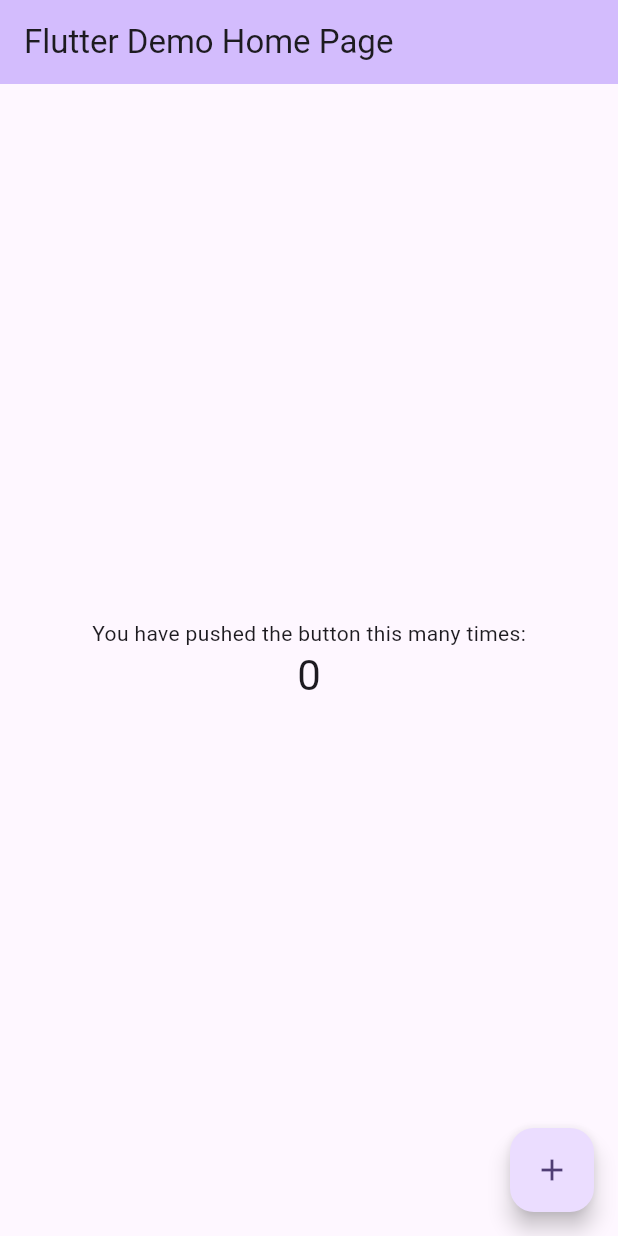
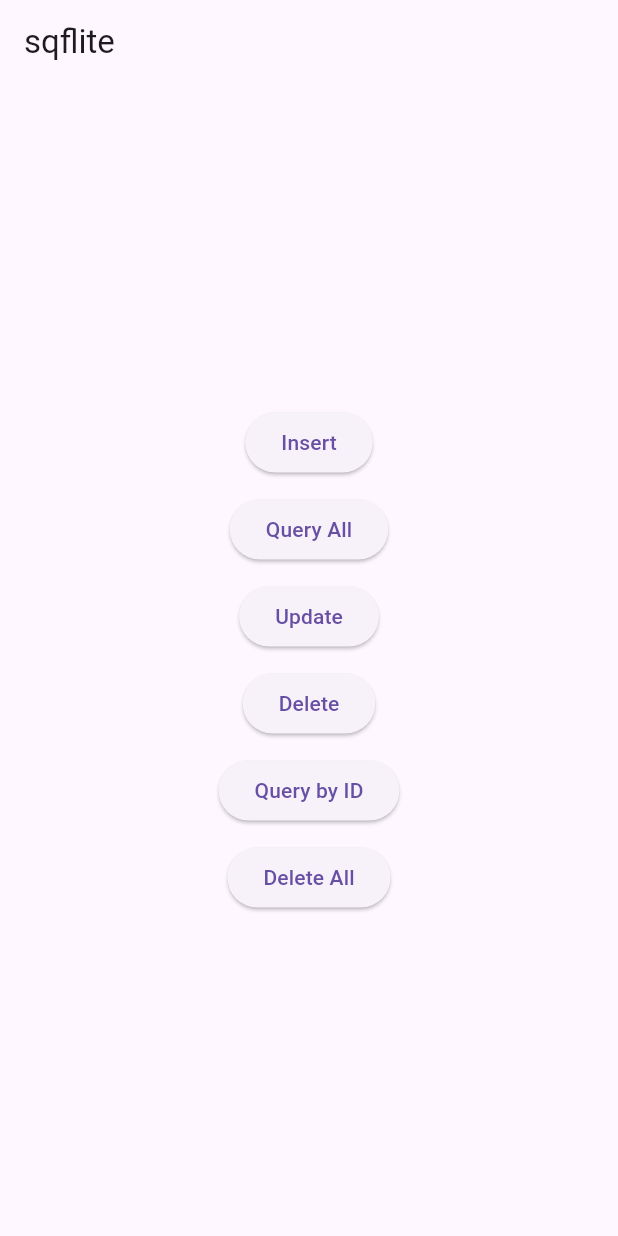
Before and after one commit to mcarney7/activity9, a Flutter app: the screen it shows after launch, on a phone screen of 412 x 824 dp. Run offline on Flutter 3.47's test engine with Material 3 defaults, Android fonts, the phone set to English and light mode, and no system bars; our stand-ins replace sqflite; accounts and stored records are empty.

Commit message:
Downloaded the sqflite, path_provider, and path packages.

```diff
--- /dev/null
+++ b/lib/database_helper.dart
@@ -0,0 +1,120 @@
+import 'package:flutter/foundation.dart' show kIsWeb;
+import 'package:path/path.dart';
+import 'package:sqflite/sqflite.dart';
+import 'package:path_provider/path_provider.dart';
+
+class DatabaseHelper {
+  // Database configuration constants
+  static const _databaseName = "MyDatabase.db";
+  static const _databaseVersion = 1;
+
+  // Table and column names
+  static const table = 'my_table';
+  static const columnId = '_id';
+  static const columnName = 'name';
+  static const columnAge = 'age';
+
+  late Database _db;
+
+  // Initialize the database, conditional for non-web platforms
+  Future<void> init() async {
+    if (!kIsWeb) {
+      // Get the documents directory for storing the database file
+      final documentsDirectory = await getApplicationDocumentsDirectory();
+      final path = join(documentsDirectory.path, _databaseName);
+
+      // Open the database, creating it if it doesn't exist
+      _db = await openDatabase(
+        path,
+        version: _databaseVersion,
+        onCreate: _onCreate,
+      );
+    } else {
+      // Throw an error if this code is run on the web platform
+      throw UnsupportedError("Local database storage is not supported on the web platform.");
+    }
+  }
+
+  // SQL code to create the database table
+  Future<void> _onCreate(Database db, int version) async {
+    await db.execute('''
+          CREATE TABLE $table (
+            $columnId INTEGER PRIMARY KEY,
+            $columnName TEXT NOT NULL,
+            $columnAge INTEGER NOT NULL
+          )
+          ''');
+  }
+
+  // Insert a row into the database
+  Future<int> insert(Map<String, dynamic> row) async {
+    if (!kIsWeb) {
+      return await _db.insert(table, row);
+    }
+    throw UnsupportedError("Insert operation is not supported on the web.");
+  }
+
+  // Query all rows from the database
+  Future<List<Map<String, dynamic>>> queryAllRows() async {
+    if (!kIsWeb) {
+      return await _db.query(table);
+    }
+    throw UnsupportedError("Query operation is not supported on the web.");
+  }
+
+  // Get the row count in the database
+  Future<int> queryRowCount() async {
+    if (!kIsWeb) {
+      final results = await _db.rawQuery('SELECT COUNT(*) FROM $table');
+      return Sqflite.firstIntValue(results) ?? 0;
+    }
+    throw UnsupportedError("Row count query is not supported on the web.");
+  }
+
+  // Update a specific row in the database
+  Future<int> update(Map<String, dynamic> row) async {
+    if (!kIsWeb) {
+      int id = row[columnId];
+      return await _db.update(
+        table,
+        row,
+        where: '$columnId = ?',
+        whereArgs: [id],
+      );
+    }
+    throw UnsupportedError("Update operation is not supported on the web.");
+  }
+
+  // Delete a specific row from the database
+  Future<int> delete(int id) async {
+    if (!kIsWeb) {
+      return await _db.delete(
+        table,
+        where: '$columnId = ?',
+        whereArgs: [id],
+      );
+    }
+    throw UnsupportedError("Delete operation is not supported on the web.");
+  }
+
+  // Query a single row by ID
+  Future<Map<String, dynamic>?> queryById(int id) async {
+    if (!kIsWeb) {
+      final result = await _db.query(
+        table,
+        where: '$columnId = ?',
+        whereArgs: [id],
+      );
+      return result.isNotEmpty ? result.first : null;
+    }
+    throw UnsupportedError("Query by ID operation is not supported on the web.");
+  }
+
+  // Delete all records from the database
+  Future<int> deleteAll() async {
+    if (!kIsWeb) {
+      return await _db.delete(table);
+    }
+    throw UnsupportedError("Delete all operation is not supported on the web.");
+  }
+}
--- a/lib/main.dart
+++ b/lib/main.dart
@@ -1,125 +1,129 @@
 import 'package:flutter/material.dart';
+import 'database_helper.dart';
 
-void main() {
+// Initialize the database helper
+final dbHelper = DatabaseHelper();
+
+Future<void> main() async {
+  WidgetsFlutterBinding.ensureInitialized();
+  await dbHelper.init();
   runApp(const MyApp());
 }
 
 class MyApp extends StatelessWidget {
   const MyApp({super.key});
 
-  // This widget is the root of your application.
   @override
   Widget build(BuildContext context) {
     return MaterialApp(
-      title: 'Flutter Demo',
+      title: 'SQFlite Demo',
       theme: ThemeData(
-        // This is the theme of your application.
-        //
-        // TRY THIS: Try running your application with "flutter run". You'll see
-        // the application has a purple toolbar. Then, without quitting the app,
-        // try changing the seedColor in the colorScheme below to Colors.green
-        // and then invoke "hot reload" (save your changes or press the "hot
-        // reload" button in a Flutter-supported IDE, or press "r" if you used
-        // the command line to start the app).
-        //
-        // Notice that the counter didn't reset back to zero; the application
-        // state is not lost during the reload. To reset the state, use hot
-        // restart instead.
-        //
-        // This works for code too, not just values: Most code changes can be
-        // tested with just a hot reload.
-        colorScheme: ColorScheme.fromSeed(seedColor: Colors.deepPurple),
-        useMaterial3: true,
+        primarySwatch: Colors.blue,
       ),
-      home: const MyHomePage(title: 'Flutter Demo Home Page'),
+      home: const MyHomePage(),
     );
   }
 }
 
-class MyHomePage extends StatefulWidget {
-  const MyHomePage({super.key, required this.title});
+class MyHomePage extends StatelessWidget {
+  const MyHomePage({super.key});
 
-  // This widget is the home page of your application. It is stateful, meaning
-  // that it has a State object (defined below) that contains fields that affect
-  // how it looks.
-
-  // This class is the configuration for the state. It holds the values (in this
-  // case the title) provided by the parent (in this case the App widget) and
-  // used by the build method of the State. Fields in a Widget subclass are
-  // always marked "final".
-
-  final String title;
-
-  @override
-  State<MyHomePage> createState() => _MyHomePageState();
-}
-
-class _MyHomePageState extends State<MyHomePage> {
-  int _counter = 0;
-
-  void _incrementCounter() {
-    setState(() {
-      // This call to setState tells the Flutter framework that something has
-      // changed in this State, which causes it to rerun the build method below
-      // so that the display can reflect the updated values. If we changed
-      // _counter without calling setState(), then the build method would not be
-      // called again, and so nothing would appear to happen.
-      _counter++;
-    });
-  }
-
+  // Main UI layout
   @override
   Widget build(BuildContext context) {
-    // This method is rerun every time setState is called, for instance as done
-    // by the _incrementCounter method above.
-    //
-    // The Flutter framework has been optimized to make rerunning build methods
-    // fast, so that you can just rebuild anything that needs updating rather
-    // than having to individually change instances of widgets.
     return Scaffold(
       appBar: AppBar(
-        // TRY THIS: Try changing the color here to a specific color (to
-        // Colors.amber, perhaps?) and trigger a hot reload to see the AppBar
-        // change color while the other colors stay the same.
-        backgroundColor: Theme.of(context).colorScheme.inversePrimary,
-        // Here we take the value from the MyHomePage object that was created by
-        // the App.build method, and use it to set our appbar title.
-        title: Text(widget.title),
+        title: const Text('sqflite'),
       ),
       body: Center(
-        // Center is a layout widget. It takes a single child and positions it
-        // in the middle of the parent.
         child: Column(
-          // Column is also a layout widget. It takes a list of children and
-          // arranges them vertically. By default, it sizes itself to fit its
-          // children horizontally, and tries to be as tall as its parent.
-          //
-          // Column has various properties to control how it sizes itself and
-          // how it positions its children. Here we use mainAxisAlignment to
-          // center the children vertically; the main axis here is the vertical
-          // axis because Columns are vertical (the cross axis would be
-          // horizontal).
-          //
-          // TRY THIS: Invoke "debug painting" (choose the "Toggle Debug Paint"
-          // action in the IDE, or press "p" in the console), to see the
-          // wireframe for each widget.
           mainAxisAlignment: MainAxisAlignment.center,
           children: <Widget>[
-            const Text(
-              'You have pushed the button this many times:',
+            ElevatedButton(
+              onPressed: _insert,
+              child: const Text('Insert'),
             ),
-            Text(
-              '$_counter',
-              style: Theme.of(context).textTheme.headlineMedium,
+            const SizedBox(height: 10),
+            ElevatedButton(
+              onPressed: _query,
+              child: const Text('Query All'),
+            ),
+            const SizedBox(height: 10),
+            ElevatedButton(
+              onPressed: _update,
+              child: const Text('Update'),
+            ),
+            const SizedBox(height: 10),
+            ElevatedButton(
+              onPressed: _delete,
+              child: const Text('Delete'),
+            ),
+            const SizedBox(height: 10),
+            ElevatedButton(
+              onPressed: () => _queryById(1), // Change ID as needed
+              child: const Text('Query by ID'),
+            ),
+            const SizedBox(height: 10),
+            ElevatedButton(
+              onPressed: _deleteAll,
+              child: const Text('Delete All'),
             ),
           ],
         ),
       ),
-      floatingActionButton: FloatingActionButton(
-        onPressed: _incrementCounter,
-        tooltip: 'Increment',
-        child: const Icon(Icons.add),
-      ), // This trailing comma makes auto-formatting nicer for build methods.
     );
   }
+
+  // Insert function
+  void _insert() async {
+    Map<String, dynamic> row = {
+      DatabaseHelper.columnName: 'Bob',
+      DatabaseHelper.columnAge: 23
+    };
+    final id = await dbHelper.insert(row);
+    debugPrint('Inserted row id: $id');
+  }
+
+  // Query all rows function
+  void _query() async {
+    final allRows = await dbHelper.queryAllRows();
+    debugPrint('Query all rows:');
+    for (final row in allRows) {
+      debugPrint(row.toString());
+    }
+  }
+
+  // Update function
+  void _update() async {
+    Map<String, dynamic> row = {
+      DatabaseHelper.columnId: 1, // Change ID as needed
+      DatabaseHelper.columnName: 'Mary',
+      DatabaseHelper.columnAge: 32
+    };
+    final rowsAffected = await dbHelper.update(row);
+    debugPrint('Updated $rowsAffected row(s)');
+  }
+
+  // Delete function
+  void _delete() async {
+    final id = await dbHelper.queryRowCount();
+    final rowsDeleted = await dbHelper.delete(id);
+    debugPrint('Deleted $rowsDeleted row(s): row $id');
+  }
+
+  // Query by ID function
+  void _queryById(int id) async {
+    final row = await dbHelper.queryById(id);
+    if (row != null) {
+      debugPrint('Row with ID $id: $row');
+    } else {
+      debugPrint('No record found with ID $id');
+    }
+  }
+
+  // Delete all function
+  void _deleteAll() async {
+    final rowsDeleted = await dbHelper.deleteAll();
+    debugPrint('Deleted all $rowsDeleted row(s)');
+  }
 }
--- a/pubspec.yaml
+++ b/pubspec.yaml
@@ -35,6 +35,9 @@ dependencies:
   # The following adds the Cupertino Icons font to your application.
   # Use with the CupertinoIcons class for iOS style icons.
   cupertino_icons: ^1.0.8
+  sqflite: ^2.4.0
+  path_provider: ^2.1.4
+  path: ^1.9.0
 
 dev_dependencies:
   flutter_test:
```
Also changed, not shown: pubspec.lock, 1 other file.
